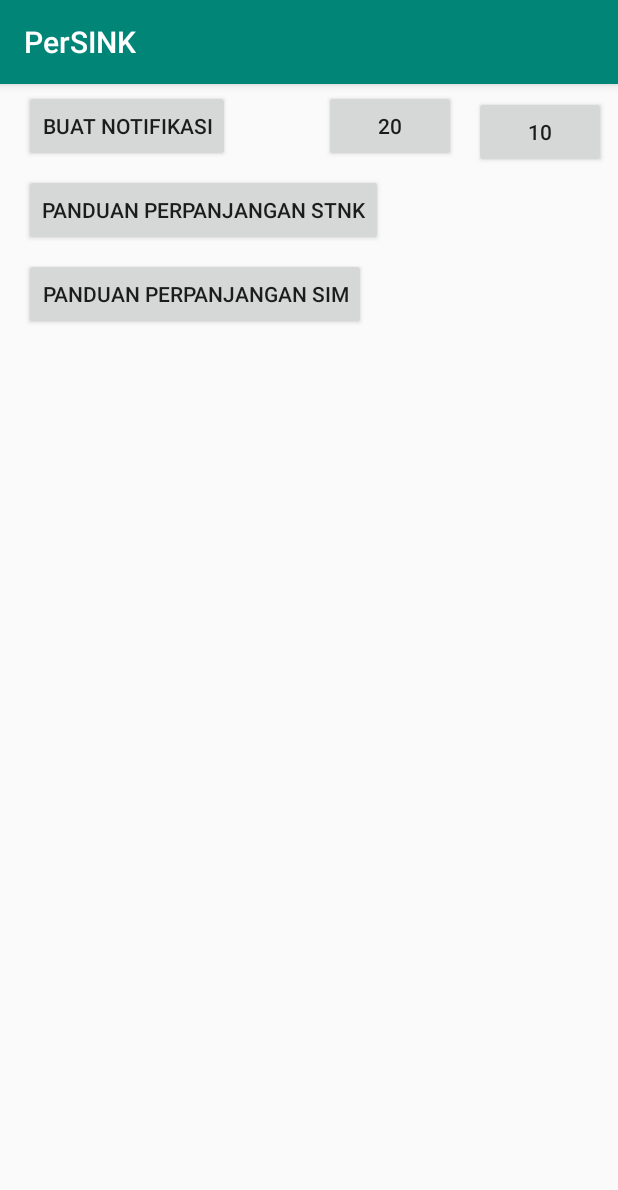
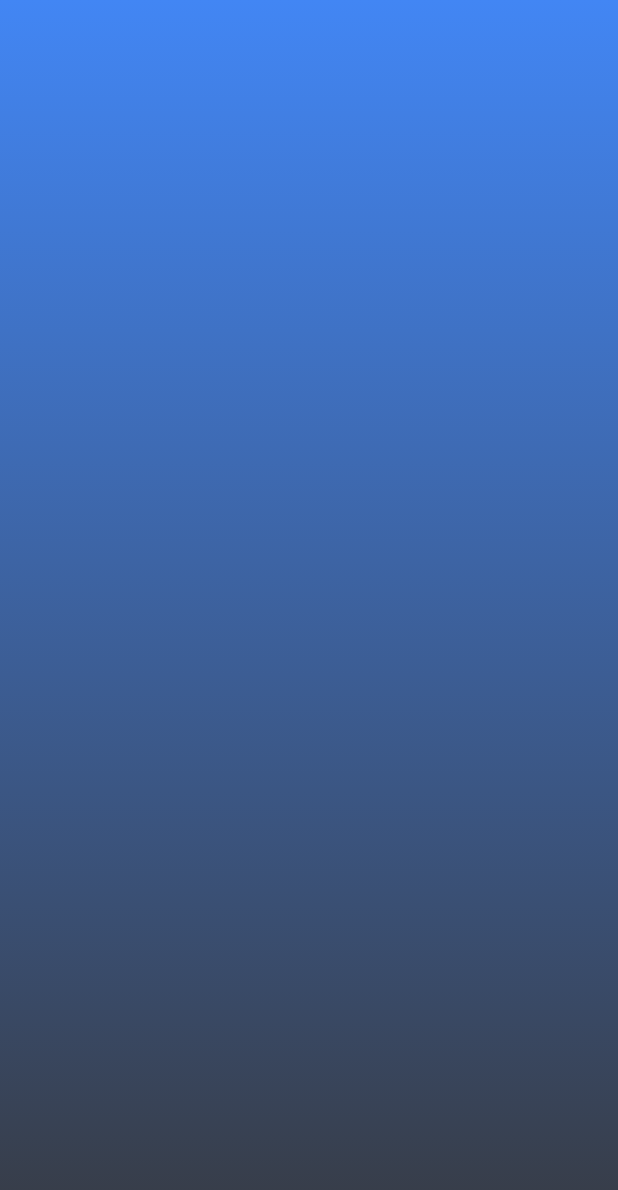
Before and after one commit to KadhReyA/PerSINKv1, an Android app: the screen it shows after launch (MainActivity), on a phone screen of 412 x 824 dp. Shown: the top 1190 px of the screen. Run offline under Robolectric (Android 15) with nearby library versions, the phone set to English and light mode, and no system bars; 1 statement that could not run was skipped.

Commit message:
Sudah dirapikan panduan perpanjang SIM dan STNK

```diff
--- a/app/src/main/java/com/example/persink/MainActivity.kt
+++ b/app/src/main/java/com/example/persink/MainActivity.kt
@@ -11,16 +11,13 @@ import android.widget.Button;
 import android.widget.TextView
 
 
-
-
-
-
 class MainActivity : AppCompatActivity() {
 
     override fun onCreate(savedInstanceState: Bundle?) {
         super.onCreate(savedInstanceState)
         setContentView(R.layout.activity_main)
 
+        /*
         // Finds you button from the xml layout file
         val createNotificationButton = findViewById<Button>(R.id.bigButton)
         val createNotification20Button = findViewById<Button>(R.id.button20)
@@ -153,6 +150,6 @@ class MainActivity : AppCompatActivity() {
                 "1. Biaya Andmin STNK untuk pembuatan baru dan perpanjang STNK sebesar Rp 200.000\n" +
                 "2. Biaya Penerbitan TNKB atau Plat Nomor kendaraan sebesar Rp 100.000\n" +
                 "3. Biaya Penerbitan BPKB sebesar Rp 375.000\n" +
-                "4. Biaya penerbitan surat mutasi ke luar daerah Rp 250.000"
+                "4. Biaya penerbitan surat mutasi ke luar daerah Rp 250.000"*/
     }
 }
--- /dev/null
+++ b/app/src/main/java/com/example/persink/splash/splash.kt
@@ -0,0 +1,29 @@
+package com.example.persink.splash
+
+import android.content.Intent
+import android.os.Bundle
+import android.os.Handler
+import android.support.v7.app.AppCompatActivity
+import android.view.Window
+import android.view.WindowManager
+import com.example.persink.MainActivity
+import com.example.persink.R
+
+class splash : AppCompatActivity() {
+
+    override fun onCreate(savedInstanceState: Bundle?) {
+        super.onCreate(savedInstanceState)
+        window.requestFeature(Window.FEATURE_NO_TITLE)
+        //making this activity full screen
+        window.setFlags(WindowManager.LayoutParams.FLAG_FULLSCREEN, WindowManager.LayoutParams.FLAG_FULLSCREEN)
+        setContentView(R.layout.activity_splash)
+
+        //4second splash time
+        Handler().postDelayed({
+            //start main activity
+            startActivity(Intent(this@splash, MainActivity::class.java))
+            //finish this activity
+            finish()
+        },4000)
+    }
+}
--- /dev/null
+++ b/app/src/main/res/drawable/ic_bg1.xml
@@ -0,0 +1,13 @@
+<?xml version="1.0" encoding="utf-8"?>
+<selector xmlns:android="http://schemas.android.com/apk/res/android">
+<item>
+    <shape>
+        <gradient
+            android:angle="90"
+            android:startColor="@color/slideawal1"
+            android:endColor="@color/slideakhir1"
+            android:type="linear"
+        />
+    </shape>
+</item>
+</selector>
--- a/app/src/main/res/layout/activity_main.xml
+++ b/app/src/main/res/layout/activity_main.xml
@@ -3,59 +3,7 @@
     xmlns:android="http://schemas.android.com/apk/res/android"
     xmlns:tools="http://schemas.android.com/tools"
     xmlns:app="http://schemas.android.com/apk/res-auto"
+    android:background="@drawable/ic_bg1"
     android:layout_width="match_parent"
     android:layout_height="match_parent"
-    tools:context=".MainActivity">
-
-    <Button
-            android:text="Buat Notifikasi"
-            android:layout_width="wrap_content"
-            android:layout_height="wrap_content"
-            android:id="@+id/bigButton" app:layout_constraintStart_toStartOf="parent" android:layout_marginLeft="16dp"
-            android:layout_marginStart="16dp" android:layout_marginTop="4dp"
-            app:layout_constraintTop_toTopOf="parent"/>
-    <Button
-            android:text="Panduan Perpanjangan STNK"
-            android:layout_width="wrap_content"
-            android:layout_height="wrap_content"
-            android:id="@+id/buttonSTNK" app:layout_constraintStart_toStartOf="parent" android:layout_marginLeft="16dp"
-            android:layout_marginStart="16dp" android:layout_marginTop="60dp"
-            app:layout_constraintTop_toTopOf="parent"/>
-    <Button
-            android:text="Panduan Perpanjangan SIM"
-            android:layout_width="wrap_content"
-            android:layout_height="wrap_content"
-            android:id="@+id/buttonSIM" app:layout_constraintStart_toStartOf="parent" android:layout_marginLeft="16dp"
-            android:layout_marginStart="16dp" android:layout_marginTop="116dp"
-            app:layout_constraintTop_toTopOf="parent"/>
-    <ScrollView
-            android:layout_width="395dp"
-            android:layout_height="551dp"
-            app:layout_constraintStart_toStartOf="parent" android:layout_marginLeft="8dp"
-            android:layout_marginStart="8dp" android:layout_marginBottom="8dp"
-            app:layout_constraintBottom_toBottomOf="parent" app:layout_constraintEnd_toEndOf="parent"
-            android:layout_marginEnd="8dp" android:layout_marginRight="8dp">
-        <LinearLayout android:layout_width="match_parent" android:layout_height="wrap_content"
-                      android:orientation="vertical">
-            <TextView
-                    android:text=""
-                    android:layout_width="70dp"
-                    android:layout_height="match_parent"
-                    android:id="@+id/textView"/>
-        </LinearLayout>
-    </ScrollView>
-    <Button
-            android:text="20"
-            android:layout_width="wrap_content"
-            android:layout_height="wrap_content"
-            android:id="@+id/button20" android:layout_marginEnd="108dp" app:layout_constraintEnd_toEndOf="parent"
-            android:layout_marginRight="108dp" android:layout_marginTop="4dp"
-            app:layout_constraintTop_toTopOf="parent"/>
-    <Button
-            android:text="10"
-            android:layout_width="wrap_content"
-            android:layout_height="wrap_content"
-            android:id="@+id/button10" android:layout_marginEnd="8dp" app:layout_constraintEnd_toEndOf="parent"
-            android:layout_marginRight="8dp" android:layout_marginTop="8dp" app:layout_constraintTop_toTopOf="parent"/>
-
-</android.support.constraint.ConstraintLayout>
+    tools:context=".MainActivity"/>
--- a/app/src/main/res/values/colors.xml
+++ b/app/src/main/res/values/colors.xml
@@ -3,4 +3,17 @@
     <color name="colorPrimary">#008577</color>
     <color name="colorPrimaryDark">#00574B</color>
     <color name="colorAccent">#D81B60</color>
+
+    <color name="slideawal1">#373B44</color>
+    <color name="slideakhir1">#4286f4</color>
+
+    <color name="slideawal2">#8E2DE2</color>
+    <color name="slideakhir2">#4A00E0</color>
+
+    <color name="slideawal3">#a8c0ff</color>
+    <color name="slideakhir3">#4286f4</color>
+
+    <color name="slideawal4">#36D1DC</color>
+    <color name="slideakhir4">#5B86E5</color>
+
 </resources>
```
Also changed, not shown: app/build.gradle (+12 -1 lines), app/src/main/AndroidManifest.xml (+15 -11 lines), app/src/main/java/com/example/persink/sim.kt (added, +12 -0 lines), app/src/main/res/drawable/ic_bg2.xml (added, +13 -0 lines), app/src/main/res/drawable/ic_slide1.xml (added, +13 -0 lines), app/src/main/res/layout/informasi/layout/activity_sim.xml (added, +50 -0 lines), app/src/main/res/layout/splash/layout/activity_splash.xml (added, +16 -0 lines), app/src/main/res/values/strings.xml (+19 -5 lines).
